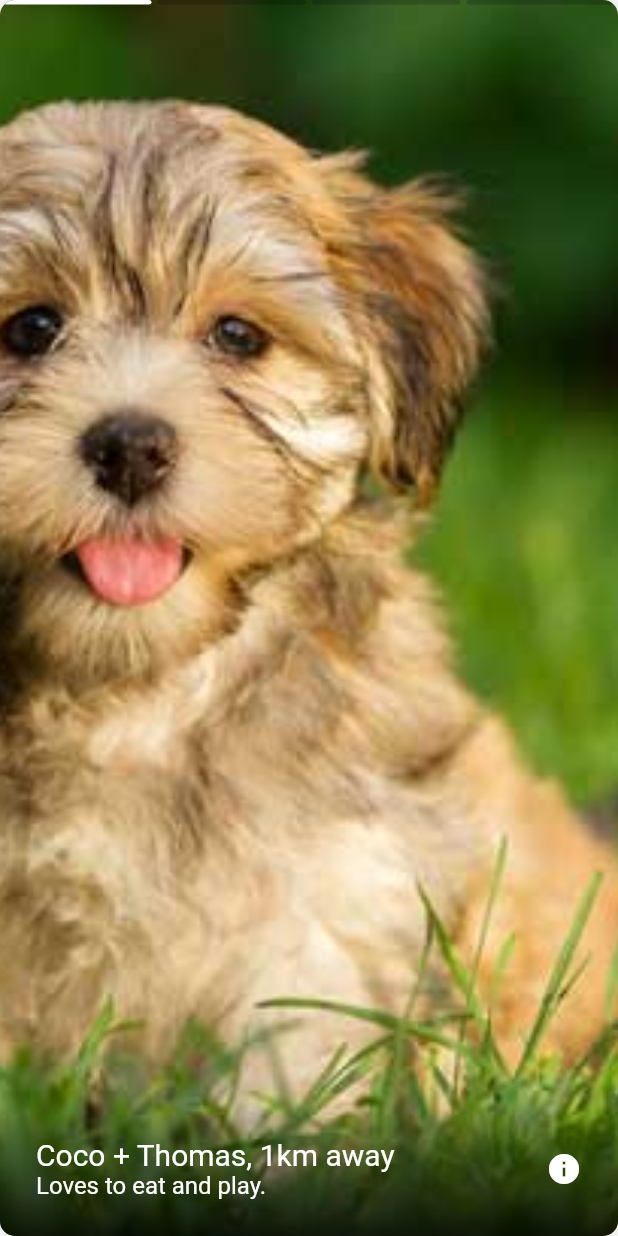
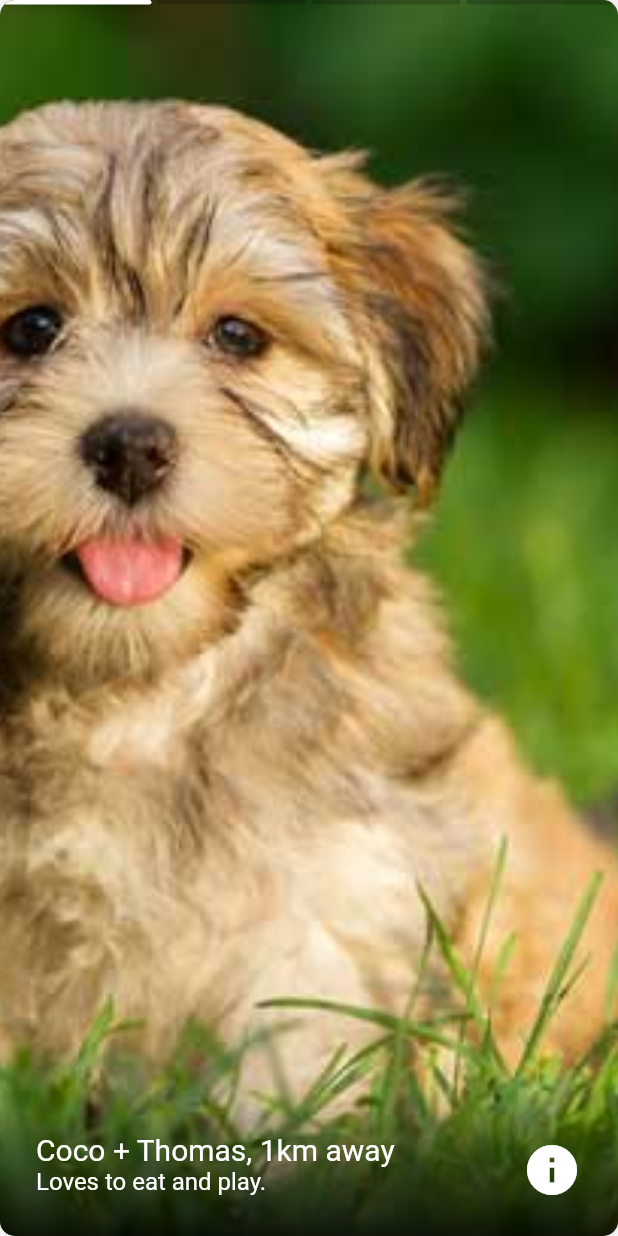
Before and after one commit to ahmedhamedaly/Healthy-Ageing, a Flutter app: the ProfileCard widget shown alone on an empty page, opened directly with sample values from the repository, on a phone screen of 412 x 824 dp. Run offline on Flutter 3.47's test engine with Material 2 defaults, Android fonts, the phone set to English and light mode, and no system bars; missing offline and left inert: fluttery_dart2.

Commit message:
made info icon a button

```diff
--- a/lib/cards.dart
+++ b/lib/cards.dart
@@ -473,10 +473,16 @@ class _ProfileCardState extends State<ProfileCard> {
                 ],
               ),
             ),
-            new Icon(
-              Icons.info,
-              color: Colors.white,
-            )
+            new IconButton(
+              icon: new Icon(
+                Icons.info,
+                color: Colors.white,
+                size: 40.0,
+              ),
+              onPressed: () {
+                // TODO
+              },
+            ),
           ],
         ),
       ),
--- a/lib/main.dart
+++ b/lib/main.dart
@@ -15,12 +15,12 @@ class MyApp extends StatelessWidget {
   @override
   Widget build(BuildContext context) {
     return MaterialApp(
-      title: 'Flutter Demo',
+      title: 'Swipe',
       theme: ThemeData(
         primaryColorBrightness: Brightness.light,
         primarySwatch: Colors.blue,
       ),
-      home: MyHomePage(title: 'Flutter Demo Home Page'),
+      home: MyHomePage(title: ''),
     );
   }
 }
```
